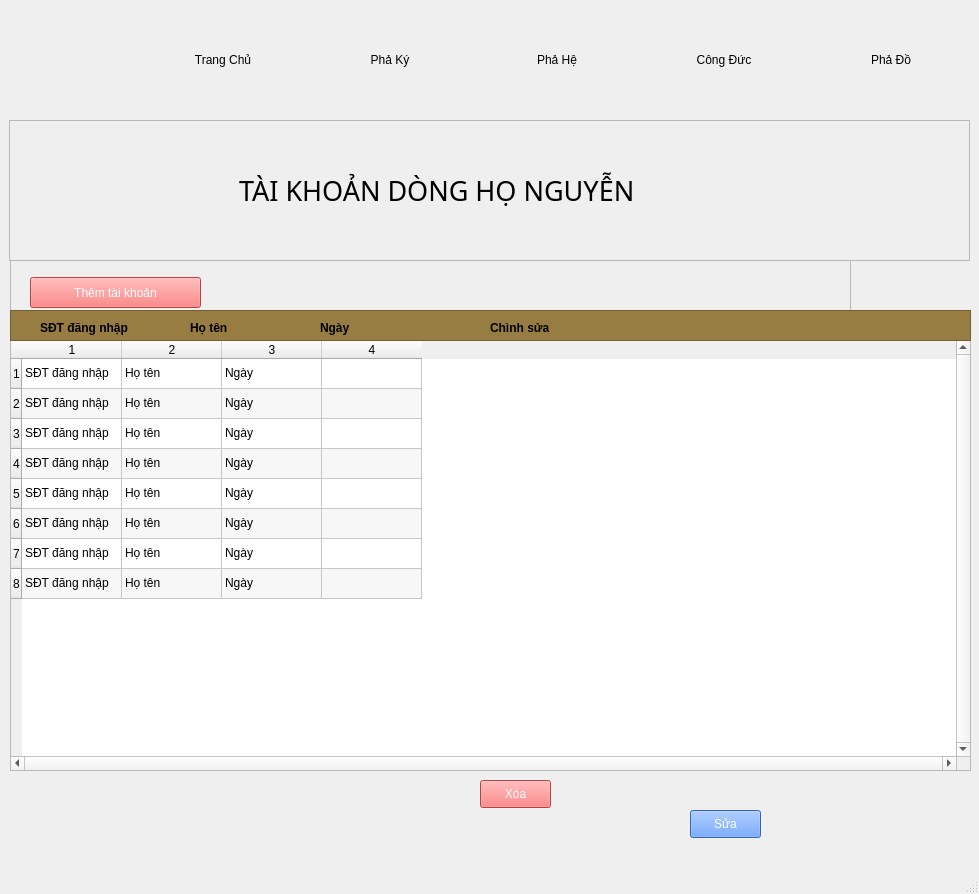
Before: the Qt Designer form tai_khoan_dong_ho.ui in haintvietnam/project, drawn with Qt 5.
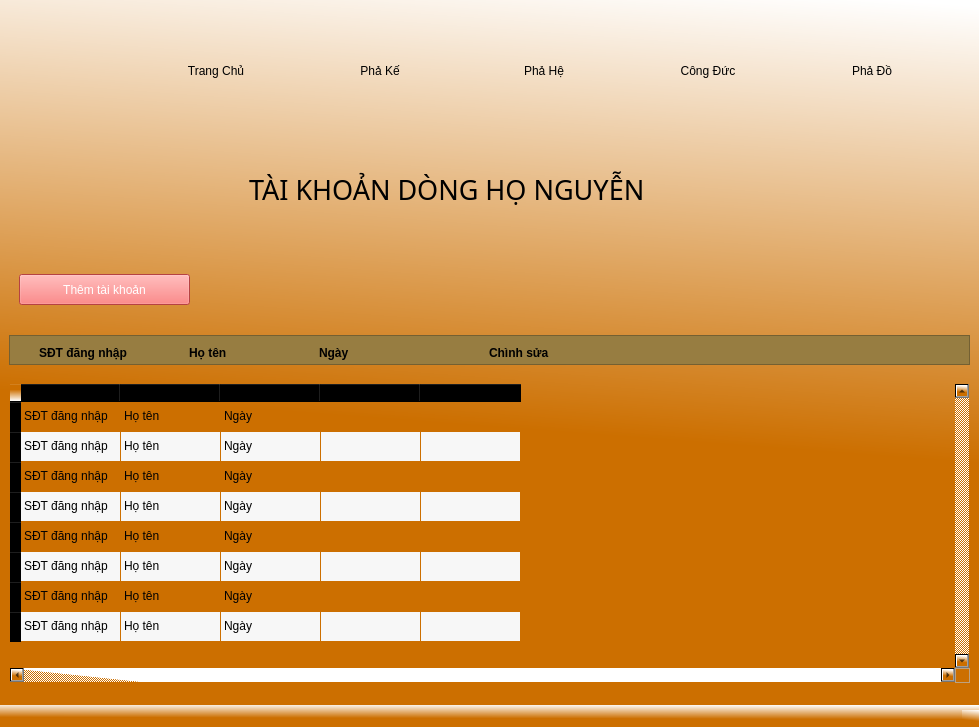
After: the same form once the commit is applied. Icons and pictures are not drawn.

Commit message: Update tai khoan dong ho

The edit to the form file:
```diff
--- a/tai_khoan_dong_ho.ui
+++ b/tai_khoan_dong_ho.ui
@@ -7,22 +7,19 @@
     <x>0</x>
     <y>0</y>
     <width>979</width>
-    <height>894</height>
+    <height>727</height>
    </rect>
   </property>
   <property name="windowTitle">
    <string>MainWindow</string>
   </property>
+  <property name="styleSheet">
+   <string notr="true">background-color: qlineargradient(spread:pad, x1:0.811, y1:0.948864, x2:0.910448, y2:0, stop:0.323383 rgba(204, 111, 0, 255), stop:1 rgba(255, 255, 255, 255));</string>
+  </property>
   <widget class="QWidget" name="centralwidget">
+   <layout class="QVBoxLayout" name="verticalLayout">
+    <item>
    <widget class="QFrame" name="frame">
-    <property name="geometry">
-     <rect>
-      <x>10</x>
-      <y>10</y>
-      <width>983</width>
-      <height>100</height>
-     </rect>
-    </property>
     <property name="minimumSize">
      <size>
       <width>100</width>
@@ -172,7 +169,7 @@
         <item>
          <widget class="QPushButton" name="pushButton_7">
           <property name="text">
-           <string>Phả Ký</string>
+             <string>Phả Kế</string>
           </property>
           <property name="icon">
            <iconset>
@@ -343,14 +340,23 @@
      </item>
     </layout>
    </widget>
+    </item>
+    <item>
    <widget class="QFrame" name="frame_2">
-    <property name="geometry">
-     <rect>
-      <x>9</x>
-      <y>120</y>
-      <width>961</width>
-      <height>141</height>
-     </rect>
+      <property name="minimumSize">
+       <size>
+        <width>0</width>
+        <height>100</height>
+       </size>
+      </property>
+      <property name="maximumSize">
+       <size>
+        <width>16777215</width>
+        <height>100</height>
+       </size>
+      </property>
+      <property name="styleSheet">
+       <string notr="true">background-color: rgb(255, 255, 255,0);</string>
     </property>
     <property name="frameShape">
      <enum>QFrame::StyledPanel</enum>
@@ -362,9 +368,9 @@
      <property name="geometry">
       <rect>
        <x>100</x>
-       <y>10</y>
+         <y>0</y>
        <width>767</width>
-       <height>121</height>
+         <height>101</height>
       </rect>
      </property>
      <property name="text">
@@ -380,8 +386,8 @@
     <widget class="QLabel" name="label_3">
      <property name="geometry">
       <rect>
-       <x>230</x>
-       <y>40</y>
+         <x>240</x>
+         <y>20</y>
        <width>501</width>
        <height>61</height>
       </rect>
@@ -401,14 +407,23 @@
      </property>
     </widget>
    </widget>
+    </item>
+    <item>
    <widget class="QFrame" name="frame_3">
-    <property name="geometry">
-     <rect>
-      <x>10</x>
-      <y>260</y>
-      <width>841</width>
-      <height>61</height>
-     </rect>
+      <property name="minimumSize">
+       <size>
+        <width>0</width>
+        <height>40</height>
+       </size>
+      </property>
+      <property name="maximumSize">
+       <size>
+        <width>16777215</width>
+        <height>60</height>
+       </size>
+      </property>
+      <property name="styleSheet">
+       <string notr="true">background-color: rgb(255, 255, 255,0);</string>
     </property>
     <property name="frameShape">
      <enum>QFrame::StyledPanel</enum>
@@ -419,7 +434,7 @@
     <widget class="QPushButton" name="pushButton_2">
      <property name="geometry">
       <rect>
-       <x>20</x>
+         <x>10</x>
        <y>17</y>
        <width>171</width>
        <height>31</height>
@@ -434,14 +449,20 @@
      </property>
     </widget>
    </widget>
+    </item>
+    <item>
    <widget class="QFrame" name="frame_10">
-    <property name="geometry">
-     <rect>
-      <x>10</x>
-      <y>310</y>
-      <width>961</width>
-      <height>31</height>
-     </rect>
+      <property name="minimumSize">
+       <size>
+        <width>0</width>
+        <height>20</height>
+       </size>
+      </property>
+      <property name="maximumSize">
+       <size>
+        <width>16777215</width>
+        <height>30</height>
+       </size>
     </property>
     <property name="styleSheet">
      <string notr="true">background-color: #977D41;</string>
@@ -529,14 +550,23 @@
      </property>
     </widget>
    </widget>
+    </item>
+    <item>
    <widget class="QTableWidget" name="tableWidget">
-    <property name="geometry">
-     <rect>
-      <x>10</x>
-      <y>340</y>
-      <width>961</width>
-      <height>431</height>
-     </rect>
+      <property name="minimumSize">
+       <size>
+        <width>100</width>
+        <height>10</height>
+       </size>
+      </property>
+      <property name="maximumSize">
+       <size>
+        <width>16777215</width>
+        <height>300</height>
+       </size>
+      </property>
+      <property name="styleSheet">
+       <string notr="true">background-color: rgb(255, 255, 255,0);</string>
     </property>
     <property name="verticalScrollBarPolicy">
      <enum>Qt::ScrollBarAlwaysOn</enum>
@@ -560,7 +590,7 @@
      <number>8</number>
     </property>
     <property name="columnCount">
-     <number>4</number>
+       <number>5</number>
     </property>
     <attribute name="horizontalHeaderStretchLastSection">
      <bool>false</bool>
@@ -580,6 +610,7 @@
     <column/>
     <column/>
     <column/>
+      <column/>
     <item row="0" column="0">
      <property name="text">
       <string>SĐT đăng nhập</string>
@@ -710,54 +741,8 @@
      </property>
     </item>
    </widget>
-   <widget class="QPushButton" name="pushButton_3">
-    <property name="geometry">
-     <rect>
-      <x>690</x>
-      <y>810</y>
-      <width>71</width>
-      <height>28</height>
-     </rect>
-    </property>
-    <property name="styleSheet">
-     <string notr="true">background-color:#488DFC;
-color: rgb(255, 255, 255);</string>
-    </property>
-    <property name="text">
-     <string>Sửa</string>
-    </property>
-    <property name="icon">
-     <iconset>
-      <normaloff>../icon_sửa.png</normaloff>../icon_sửa.png</iconset>
-    </property>
-    <property name="iconSize">
-     <size>
-      <width>30</width>
-      <height>20</height>
-     </size>
-    </property>
-   </widget>
-   <widget class="QPushButton" name="pushButton_4">
-    <property name="geometry">
-     <rect>
-      <x>480</x>
-      <y>780</y>
-      <width>71</width>
-      <height>28</height>
-     </rect>
-    </property>
-    <property name="styleSheet">
-     <string notr="true">background-color: rgb(255, 92, 92);
-color: rgb(255, 255, 255);</string>
-    </property>
-    <property name="text">
-     <string>Xóa</string>
-    </property>
-    <property name="icon">
-     <iconset>
-      <normaloff>../icon_xóa.png</normaloff>../icon_xóa.png</iconset>
-    </property>
-   </widget>
+    </item>
+   </layout>
    <zorder>tableWidget</zorder>
    <zorder>frame</zorder>
    <zorder>frame_2</zorder>
```
Left out of the diff: 18 changed lines with no effect on the pictures. Lines whose indentation alone changed are shown as unchanged. The commit also changes 6 other files.
